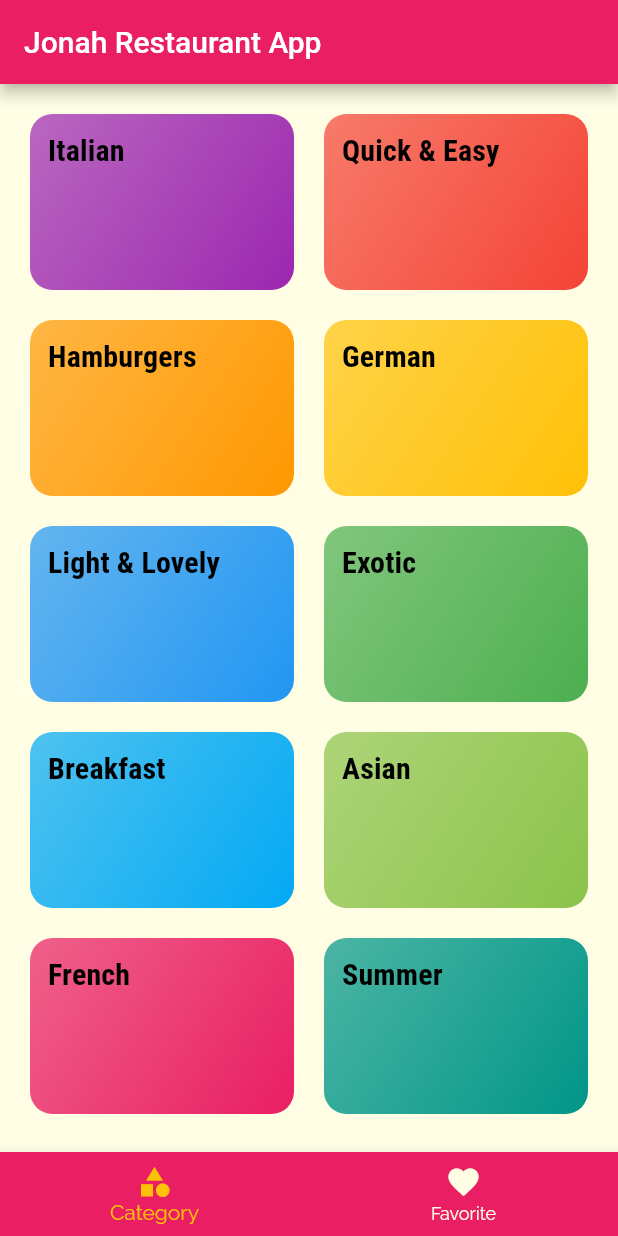
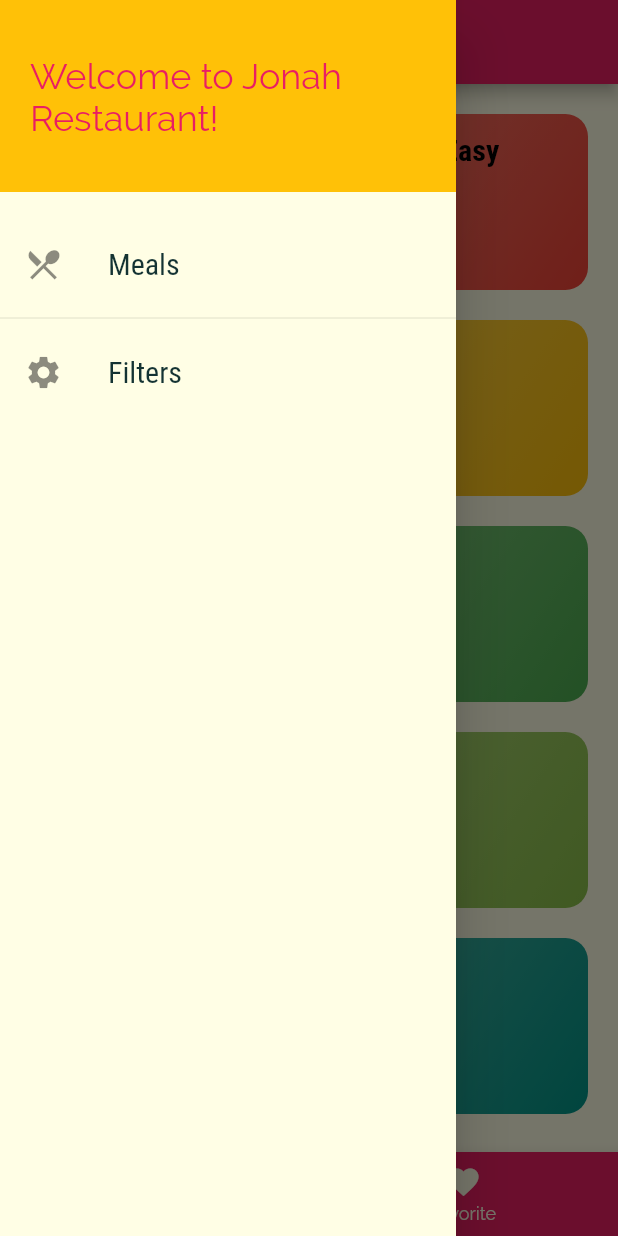
Before and after one commit to Muta-Jonathan/flutter-Meals-app, a Flutter app: the screen it shows after launch, with the side drawer open (before the commit the screen has no drawer), on a phone screen of 412 x 824 dp. Run offline on Flutter 3.47's test engine with Material 2 defaults, Android fonts, the phone set to English and light mode, and no system bars; Roboto replaces fonts that are missing (Roboto Condensed).

Commit message:
added drawer, filter screen

```diff
--- /dev/null
+++ b/lib/Widgets/main_drawer.dart
@@ -0,0 +1,64 @@
+import 'package:flutter/material.dart';
+import 'package:meal_app/screens/filters_screen.dart';
+
+class MainDrawer extends StatelessWidget {
+  const MainDrawer({super.key});
+
+  @override
+  Widget build(BuildContext context) {
+    Widget buildListTile(
+        {required IconData icon,
+        required String label,
+        required VoidCallback tapHandler}) {
+      return ListTile(
+        leading: Icon(
+          icon,
+          size: 26,
+        ),
+        title: Text(
+          label,
+          style: TextStyle(
+              fontFamily: 'Roboto Condensed',
+              fontSize: 20,
+              fontWeight: FontWeight.normal),
+        ),
+        onTap: tapHandler,
+      );
+    }
+
+    return Drawer(
+      child: Column(
+        children: [
+          Container(
+            height: 128,
+            width: double.infinity,
+            padding: EdgeInsets.all(20),
+            alignment: Alignment.centerLeft,
+            color: Theme.of(context).accentColor,
+            child: Text(
+              'Welcome to Jonah Restaurant!',
+              style: TextStyle(
+                fontWeight: FontWeight.w500,
+                fontSize: 24,
+                color: Theme.of(context).primaryColor,
+              ),
+            ),
+          ),
+          SizedBox(
+            height: 20,
+          ),
+          buildListTile(
+              icon: Icons.restaurant_menu,
+              label: 'Meals',
+              tapHandler: (() => Navigator.of(context).pushNamed('/'))),
+          Divider(),
+          buildListTile(
+              icon: Icons.settings,
+              label: 'Filters',
+              tapHandler: (() =>
+                  Navigator.of(context).pushNamed(FiltersScreen.routeName))),
+        ],
+      ),
+    );
+  }
+}
--- a/lib/main.dart
+++ b/lib/main.dart
@@ -2,6 +2,7 @@ import 'package:flutter/material.dart';
 
 import './screens/categories_screen.dart';
 import 'screens/category_meal_screen.dart';
+import 'screens/filters_screen.dart';
 import 'screens/meal_details_screen.dart';
 import 'screens/tabs_screen.dart';
 
@@ -31,10 +32,12 @@ class MyApp extends StatelessWidget {
                   fontWeight: FontWeight.bold),
             ),
       ),
-      home: TabsScreen(),
+      initialRoute: '/',
       routes: {
+        '/':(ctx) => TabsScreen(),
         CategoryMealScreen.routeName: (ctx) => CategoryMealScreen(),
         MealDetailScreen.routeName: (ctx) => MealDetailScreen(),
+        FiltersScreen.routeName: (ctx) => FiltersScreen(),
       },
       debugShowCheckedModeBanner: false,
     );
--- a/lib/screens/favorite_screen.dart
+++ b/lib/screens/favorite_screen.dart
@@ -8,7 +8,7 @@ class FavoriteScreen extends StatelessWidget {
   @override
   Widget build(BuildContext context) {
     return Container(
-      child: Text('Me'),
+      child: Center(child: Text('Favorite Screen coming soon!!')),
     );
   }
 }
--- /dev/null
+++ b/lib/screens/filters_screen.dart
@@ -0,0 +1,19 @@
+import 'package:flutter/material.dart';
+import 'package:meal_app/Widgets/main_drawer.dart';
+
+class FiltersScreen extends StatelessWidget {
+  static const routeName = '/filters';
+  const FiltersScreen({super.key});
+
+  @override
+  Widget build(BuildContext context) {
+    return Scaffold(
+        appBar: AppBar(
+          title: Text('Your Filters'),
+        ),
+        drawer: MainDrawer(),
+        body: Center(
+          child: Text('Filters  coming soon!!'),
+        ));
+  }
+}
--- a/lib/screens/tabs_screen.dart
+++ b/lib/screens/tabs_screen.dart
@@ -2,6 +2,7 @@ import 'package:flutter/material.dart';
 
 import 'categories_screen.dart';
 import './favorite_screen.dart';
+import '../Widgets/main_drawer.dart';
 
 class TabsScreen extends StatefulWidget {
   const TabsScreen({super.key});
@@ -35,6 +36,7 @@ class _TabsScreenState extends State<TabsScreen> {
       appBar: AppBar(
         title: Text(_pages[_selectedPageIndex]['title']),
       ),
+      drawer: MainDrawer(),
       body: _pages[_selectedPageIndex]['page'],
       bottomNavigationBar: BottomNavigationBar(
         currentIndex: _selectedPageIndex,
```
